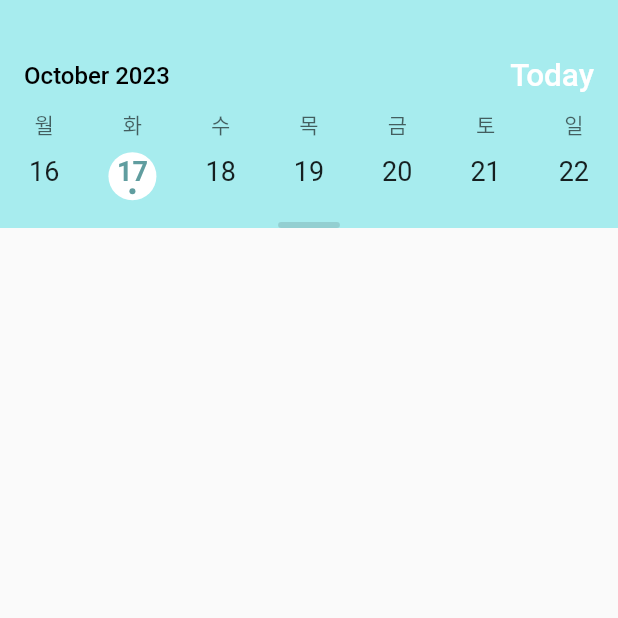
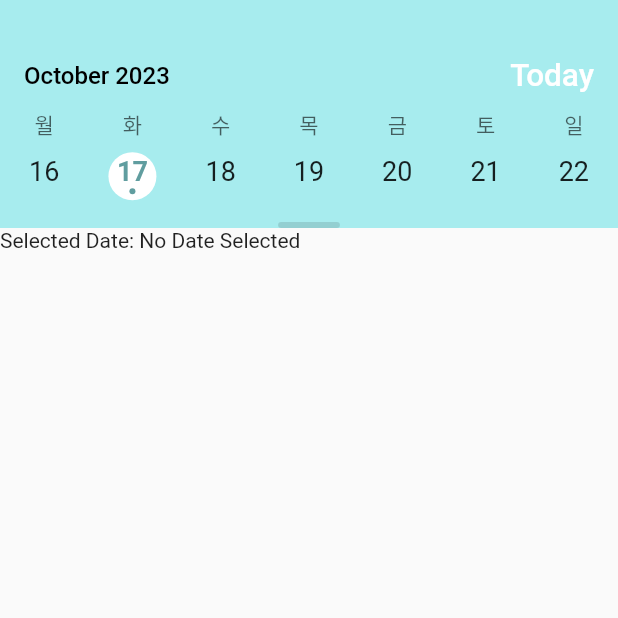
Before and after one commit to team-KooFit/koofit-front, a Flutter app: the screen it shows after launch, on a phone screen of 412 x 824 dp, the top half of it. Run offline on Flutter 3.47's test engine with Material 2 defaults, Android fonts, the phone set to English and light mode, and no system bars; our stand-ins replace flutter_screenutil, get.

Commit message:
Update diet_screen.dart

```diff
--- a/koofit/lib/diet/diet_screen.dart
+++ b/koofit/lib/diet/diet_screen.dart
@@ -1,5 +1,6 @@
 import 'package:flutter/material.dart';
 import 'package:koofit/widget/advanced_calender_lib/advanced_calendar.dart';
+import 'package:intl/intl.dart';
 
 class DietScreen extends StatefulWidget {
   const DietScreen({super.key});
@@ -9,13 +10,14 @@ class DietScreen extends StatefulWidget {
 }
 
 class _DietScreenState extends State<DietScreen> {
-  final _controller = AdvancedCalendarController.today();
-  final events = <DateTime>[
+  final thisController = AdvancedCalendarController.today();
+  final recordedDay = <DateTime>[
     DateTime.now(),
     DateTime(2023, 10, 10),
     DateTime(2023, 10, 12),
     DateTime(2023, 10, 14),
   ];
+  DateTime? _selectedDate; // 선택된 날짜를 저장할 변수
 
   @override
   Widget build(BuildContext context) {
@@ -27,7 +29,25 @@ class _DietScreenState extends State<DietScreen> {
           mainAxisSize: MainAxisSize.max,
           crossAxisAlignment: CrossAxisAlignment.start,
           children: [
-            Theme(
+            advanced_calender(theme, thisController, recordedDay),
+            Text(
+                'Selected Date: ${_selectedDate != null ? DateFormat('yyyy-MM-dd').format(_selectedDate!) : 'No Date Selected'}'),
+          ],
+        );
+      }),
+    );
+  }
+
+  void _handleDateChanged(DateTime date) {
+    setState(() {
+      // 선택된 날짜가 변경될 때마다 UI를 업데이트합니다.
+      _selectedDate = date;
+    });
+  }
+}
+
+Widget advanced_calender(ThemeData theme, controller, recordedDay) {
+  return Theme(
     data: theme.copyWith(
       textTheme: theme.textTheme.copyWith(
         titleMedium: theme.textTheme.titleMedium!.copyWith(
@@ -40,17 +60,15 @@ class _DietScreenState extends State<DietScreen> {
           color: Colors.black54,
         ),
         bodyMedium: theme.textTheme.bodyMedium!.copyWith(
-                      fontSize: 12,
-                      color: Colors.black87,
-                      fontWeight: FontWeight.w200),
+            fontSize: 12, color: Colors.black87, fontWeight: FontWeight.w200),
       ),
       // primaryColor: Palette.mainSkyBlue,
       // highlightColor: const Color.fromARGB(255, 179, 124, 124),
       disabledColor: Colors.grey[60],
     ),
     child: AdvancedCalendar(
-                controller: _controller,
-                events: events,
+      controller: controller,
+      events: recordedDay,
       weekLineHeight: 45.0,
       startWeekDay: 1,
       innerDot: true,
@@ -62,14 +80,7 @@ class _DietScreenState extends State<DietScreen> {
         letterSpacing: 0,
       ),
       todayStyle: const TextStyle(
-                    color: Colors.white,
-                    fontWeight: FontWeight.w500,
-                    fontSize: 21),
+          color: Colors.white, fontWeight: FontWeight.w500, fontSize: 21),
     ),
-            ),
-          ],
-        );
-      }),
   );
 }
-}
```
Lines whose indentation alone changed are shown as unchanged.
